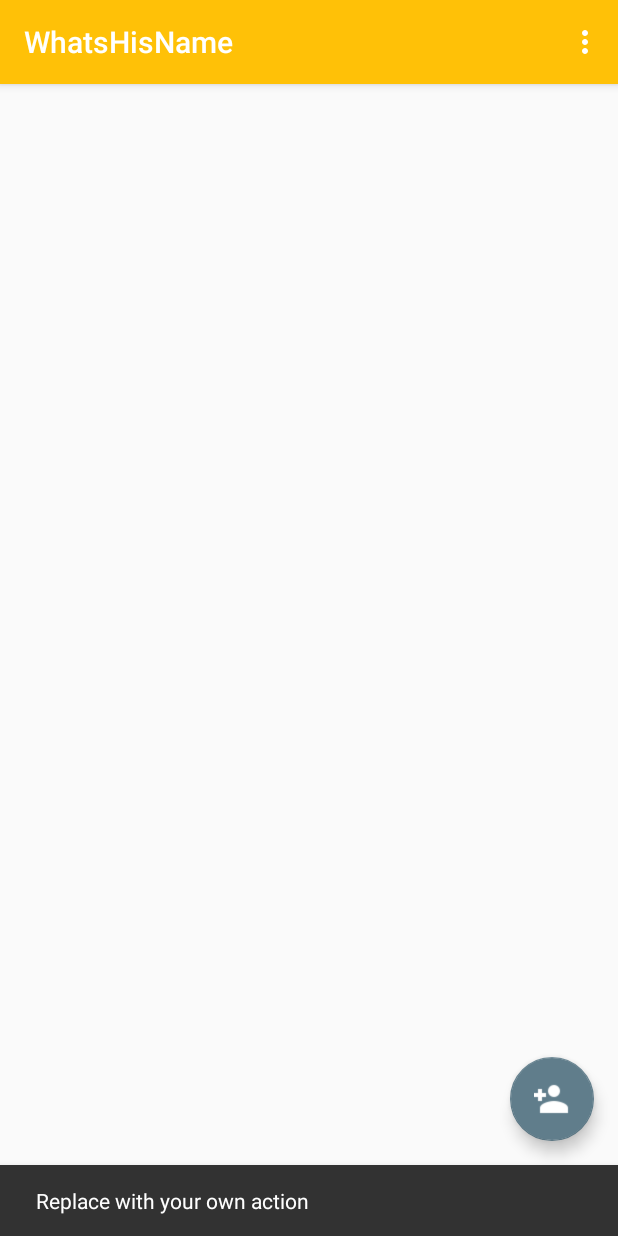
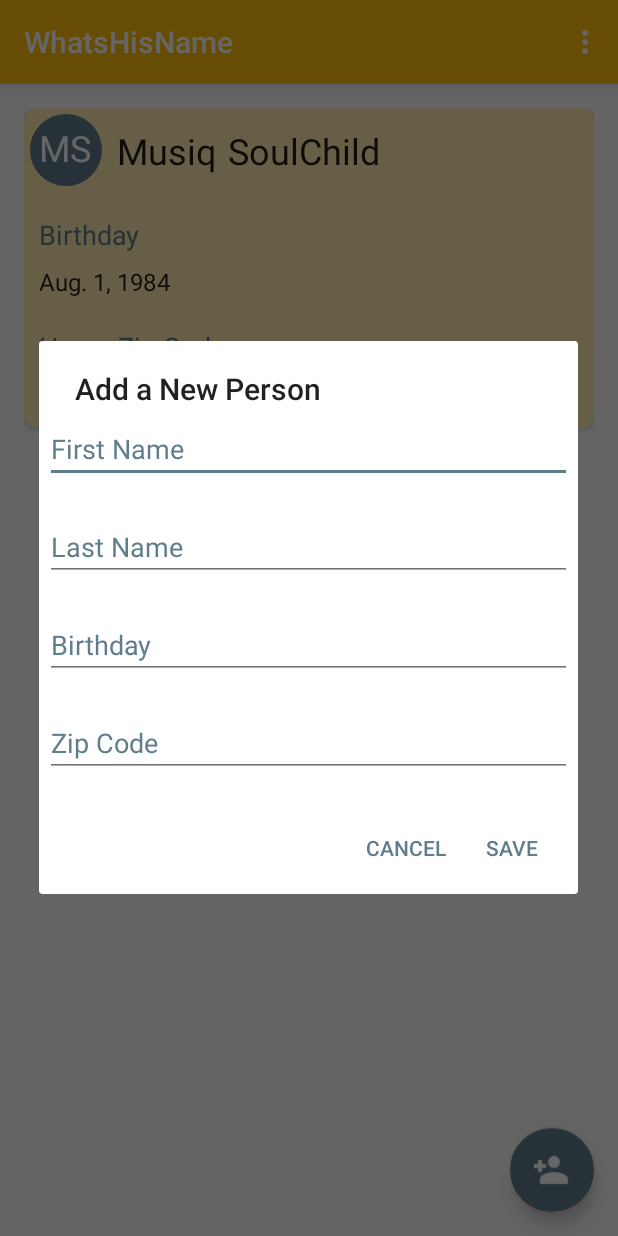
Before and after one commit to sandroiddev/WhatsHisNameAgain, an Android app: the screen it shows after launch (MainActivity), after a tap on an icon or button, on a phone screen of 412 x 824 dp. Run offline under Robolectric (Android 15) with nearby library versions, the phone set to English and light mode, and no system bars; libraries missing offline, so code that uses them is left out: com.firebase.client; 1 statement that could not run was skipped.

Commit message:
Person Display
RV and Adapter started
Dialog Fragment to add new users started
Cosmetic tweaks

```diff
--- a/MyApplication/app/build.gradle
+++ b/MyApplication/app/build.gradle
@@ -17,6 +17,11 @@ android {
             proguardFiles getDefaultProguardFile('proguard-android.txt'), 'proguard-rules.pro'
         }
     }
+    packagingOptions {
+        exclude 'META-INF/LICENSE'
+        exclude 'META-INF/LICENSE-FIREBASE.txt'
+        exclude 'META-INF/NOTICE'
+    }
 }
 
 dependencies {
@@ -26,4 +31,5 @@ dependencies {
     compile 'com.android.support:design:23.1.1'
     compile 'com.android.support:cardview-v7:23.0.+'
     compile 'com.android.support:recyclerview-v7:23.0.+'
+    compile 'com.firebase:firebase-client-android:2.5.0+'
 }
--- a/MyApplication/app/src/main/java/sanstormsolutions/com/whatshisname/activities/MainActivity.java
+++ b/MyApplication/app/src/main/java/sanstormsolutions/com/whatshisname/activities/MainActivity.java
@@ -1,19 +1,39 @@
 package sanstormsolutions.com.whatshisname.activities;
 
+import android.app.Dialog;
+import android.content.DialogInterface;
 import android.os.Bundle;
 import android.support.design.widget.FloatingActionButton;
-import android.support.design.widget.Snackbar;
+import android.support.v4.app.DialogFragment;
+import android.support.v7.app.AlertDialog;
 import android.support.v7.app.AppCompatActivity;
+import android.support.v7.widget.DefaultItemAnimator;
+import android.support.v7.widget.LinearLayoutManager;
+import android.support.v7.widget.RecyclerView;
 import android.support.v7.widget.Toolbar;
-import android.view.View;
+import android.view.LayoutInflater;
 import android.view.Menu;
 import android.view.MenuItem;
+import android.view.View;
+
+import com.firebase.client.Firebase;
+
+import java.util.ArrayList;
+import java.util.List;
 
 import sanstormsolutions.com.whatshisname.R;
+import sanstormsolutions.com.whatshisname.adapters.PeopleAdapter;
+import sanstormsolutions.com.whatshisname.models.People;
 
 public class MainActivity extends AppCompatActivity {
+    public static final String FIREBASE_URL = "https://whatshisnameagain.firebaseio.com"; //Firebase base URL
 
+    //Vars
     private FloatingActionButton mFab = null;
+    private Firebase mFirebase;
+    private RecyclerView mPeopleRecyclerView = null;
+    private PeopleAdapter mPeopleAdapter = null;
+    private List<People> mPeopleList = null;
 
     @Override
     protected void onCreate(Bundle savedInstanceState) {
@@ -54,14 +74,90 @@ public class MainActivity extends AppCompatActivity {
      */
     private void setupViews() {
 
+        mPeopleList = new ArrayList<>();
+
+        //Sample Data before Firebase
+        People me = new People();
+        me.setFirstName("Ron");
+        me.setLastName("Burgandy");
+        me.setBirthday("Feb. 11, 2016");
+        me.setZipCode("75002");
+        mPeopleList.add(me);
+        People me2 = new People();
+        me.setFirstName("Garth");
+        me.setLastName("Brooks");
+        me.setBirthday("Mar. 15, 1978");
+        me.setZipCode("90210");
+        mPeopleList.add(me2);
+        People me3 = new People();
+        me.setFirstName("Musiq");
+        me.setLastName("SoulChild");
+        me.setBirthday("Aug. 1, 1984");
+        me.setZipCode("48226");
+        mPeopleList.add(me3);
+
+        mPeopleAdapter = new PeopleAdapter(mPeopleList, this, R.layout.listitem_user_display);
+
+        mPeopleRecyclerView = (RecyclerView) findViewById(R.id.content_main_rvContactDisplay);
+        mPeopleRecyclerView.setLayoutManager(new LinearLayoutManager(this,LinearLayoutManager.VERTICAL,false));
+        mPeopleRecyclerView.setItemAnimator(new DefaultItemAnimator());
+        mPeopleRecyclerView.setAdapter(mPeopleAdapter);
+
+
         mFab = (FloatingActionButton) findViewById(R.id.activity_main_fab);
         mFab.setOnClickListener(new View.OnClickListener() {
             @Override
             public void onClick(View v) {
-                Snackbar.make(v, "Replace with your own action", Snackbar.LENGTH_LONG)
-                        .setAction("Action", null).show();
+                /*Snackbar.make(v, "Replace with your own action", Snackbar.LENGTH_LONG)
+                        .setAction("Action", null).show();*/
+                // Launch Add Dialog
+                addNewPerson();
+
             }
         });
 
     }
+
+    public static class addPersonDialogFragment extends DialogFragment {
+        @Override
+        public Dialog onCreateDialog(Bundle savedInstanceState) {
+            AlertDialog.Builder builder;
+            builder = new AlertDialog.Builder(getActivity());
+
+            //Inflater for the custom layout
+            LayoutInflater inflater;
+            inflater = getActivity().getLayoutInflater();
+
+            //Set the Layout for the Dialog
+            builder.setView(inflater.inflate(R.layout.dialog_add_people, null));
+
+            // Set the Message for the Dialog
+            builder.setTitle(getString(R.string.dialog_addNewPerson_headerMsg));
+
+            // Add Save
+            builder.setPositiveButton(getString(R.string.dialog_savePerson), new DialogInterface.OnClickListener() {
+                @Override
+                public void onClick(DialogInterface dialog, int which) {
+                    //Do Something here
+
+                }
+            });
+
+            // Add Cancel
+            builder.setNegativeButton(getString(R.string.dialog_addPerson_cancel), new DialogInterface.OnClickListener() {
+                        @Override
+                        public void onClick(DialogInterface dialog, int which) {
+                            getDialog().cancel();
+                        }
+                    });
+
+
+            return builder.create();
+        }
+
+    }
+    public void addNewPerson(){
+        DialogFragment ad = new addPersonDialogFragment();
+        ad.show(getSupportFragmentManager(), "addPeople");
+    }
 }
--- /dev/null
+++ b/MyApplication/app/src/main/java/sanstormsolutions/com/whatshisname/adapters/PeopleAdapter.java
@@ -0,0 +1,92 @@
+package sanstormsolutions.com.whatshisname.adapters;
+
+import android.content.Context;
+import android.support.v7.widget.RecyclerView;
+import android.view.LayoutInflater;
+import android.view.View;
+import android.view.ViewGroup;
+import android.widget.TextView;
+
+import java.util.List;
+
+import sanstormsolutions.com.whatshisname.R;
+import sanstormsolutions.com.whatshisname.models.People;
+
+/**
+ * Created by jsandersii on 2/11/16.
+ */
+public class PeopleAdapter extends RecyclerView.Adapter<PeopleAdapter.ViewHolder> {
+
+    //Vars
+    private List<People> mPeopleList = null;
+    private Context mContext = null;
+    private int rowLayout;
+
+    //Constructor
+    public PeopleAdapter(List<People> people, Context context, int rowLayout){
+        this.mPeopleList = people;
+        this.mContext = context;
+        this.rowLayout = rowLayout;
+    }
+
+
+    @Override
+    public PeopleAdapter.ViewHolder onCreateViewHolder(ViewGroup parent, int viewType) {
+        View v;
+        v = LayoutInflater.from(parent.getContext()).inflate(rowLayout, parent, false);
+        return new ViewHolder(v);
+    }
+
+    @Override
+    public void onBindViewHolder(PeopleAdapter.ViewHolder holder, int position) {
+        People contacts = mPeopleList.get(position);
+
+        if (mPeopleList != null) {
+
+            holder.mFirstName.setText(contacts.getFirstName());
+            holder.mLastName.setText(contacts.getLastName());
+            holder.mDOB.setText(contacts.getBirthday());
+            holder.mZipCode.setText(contacts.getZipCode());
+            holder.mNameBubble.setText(nameBubbleGenerator(contacts));
+        }
+
+
+    }
+
+    @Override
+    public int getItemCount() {
+        return mPeopleList == null ? 0 : mPeopleList.size();
+    }
+
+    public static class ViewHolder extends RecyclerView.ViewHolder {
+        //Views for the listitem layout
+        protected TextView mFirstName = null;
+        protected TextView mLastName = null;
+        protected TextView mDOB = null;
+        protected TextView mZipCode = null;
+        protected TextView mNameBubble = null;
+
+        public ViewHolder(View itemView) {
+            super(itemView);
+
+            mFirstName = (TextView) itemView.findViewById(R.id.listitem_user_display_txtvFirstName);
+            mLastName = (TextView) itemView.findViewById(R.id.listitem_user_display_txtvLastName);
+            mDOB = (TextView) itemView.findViewById(R.id.listitem_user_display_txtvDOB);
+            mZipCode = (TextView) itemView.findViewById(R.id.listitem_user_display_txtvZipCode);
+            mNameBubble = (TextView) itemView.findViewById(R.id.listitem_user_display_txtvBubble);
+
+
+        }
+    }
+
+    /***
+     * Simple Method to parse the First and Last Name of the contact.
+     * @param contacts This is a People Object that will contain the First/Last Names
+     * @return Trimmed First and Last Name to just their initials.
+     */
+    protected String nameBubbleGenerator(People contacts){
+        String initials;
+        initials = contacts.getFirstName().substring(0,1)+contacts.getLastName().substring(0,1);
+        return initials;
+    }
+}
--- a/MyApplication/app/src/main/java/sanstormsolutions/com/whatshisname/models/People.java
+++ b/MyApplication/app/src/main/java/sanstormsolutions/com/whatshisname/models/People.java
@@ -10,7 +10,7 @@ public class People {
     private String firstName = null; //First Name of the person
     private String lastName = null; // Last Name of the person
     private String birthday = null; // DOB of the person
-    private int zipCode; // Home Zip Code of the person
+    private String zipCode; // Home Zip Code of the person
 
     //Default Constructor for firebase object mapping.
     public People(){
@@ -44,11 +44,11 @@ public class People {
         this.birthday = birthday;
     }
 
-    public int getZipCode() {
+    public String getZipCode() {
         return zipCode;
     }
 
-    public void setZipCode(int zipCode) {
+    public void setZipCode(String zipCode) {
         this.zipCode = zipCode;
     }
 }
--- /dev/null
+++ b/MyApplication/app/src/main/res/layout/dialog_add_people.xml
@@ -0,0 +1,67 @@
+<?xml version="1.0" encoding="utf-8"?>
+<LinearLayout xmlns:android="http://schemas.android.com/apk/res/android"
+    android:layout_width="match_parent"
+    android:layout_height="match_parent"
+    android:orientation="vertical"
+    android:theme="@style/Primary">
+
+    <EditText
+        android:id="@+id/activity_add_people_edtxFirstName"
+        android:layout_width="match_parent"
+        android:layout_height="wrap_content"
+        android:layout_marginTop="4dp"
+        android:layout_marginLeft="4dp"
+        android:layout_marginRight="4dp"
+        android:layout_marginBottom="16dp"
+        android:hint="First Name"
+        android:elegantTextHeight="true"
+        android:inputType="textPersonName"
+        android:textColor="@color/colorAccent"
+        android:textColorHint="@color/colorAccent" />
+
+    <EditText
+        android:id="@+id/activity_add_people_edtxLastName"
+        android:layout_width="match_parent"
+        android:layout_height="wrap_content"
+        android:layout_marginTop="4dp"
+        android:layout_marginLeft="4dp"
+        android:layout_marginRight="4dp"
+        android:layout_marginBottom="16dp"
+        android:hint="Last Name"
+        android:textColor="@color/colorAccent"
+        android:textColorHint="@color/colorAccent"
+        android:elegantTextHeight="true" />
+
+    <EditText
+        android:id="@+id/activity_add_people_edtxBirthday"
+        android:layout_width="match_parent"
+        android:layout_height="wrap_content"
+        android:layout_marginTop="4dp"
+        android:layout_marginLeft="4dp"
+        android:layout_marginRight="4dp"
+        android:layout_marginBottom="16dp"
+        android:hint="Birthday"
+        android:inputType="date"
+        android:textColor="@color/colorAccent"
+        android:textColorHint="@color/colorAccent"
+        android:maxLines="1"
+        android:elegantTextHeight="true" />
+
+    <EditText
+        android:id="@+id/activity_add_people_edtxZipCode"
+        android:layout_width="match_parent"
+        android:layout_height="wrap_content"
+        android:layout_marginTop="4dp"
+        android:layout_marginLeft="4dp"
+        android:layout_marginRight="4dp"
+        android:layout_marginBottom="16dp"
+        android:hint="Zip Code"
+        android:inputType="number"
+        android:elegantTextHeight="true"
+        android:lines="1"
+        android:maxLength="5"
+        android:textColor="@color/colorAccent"
+        android:textColorHint="@color/colorAccent" />
+
+
+</LinearLayout>
--- a/MyApplication/app/src/main/res/layout/listitem_user_display.xml
+++ b/MyApplication/app/src/main/res/layout/listitem_user_display.xml
@@ -2,12 +2,16 @@
 <LinearLayout xmlns:android="http://schemas.android.com/apk/res/android"
     android:layout_width="match_parent"
     android:layout_height="match_parent"
+    xmlns:app="http://schemas.android.com/apk/res-auto"
     android:orientation="vertical">
 
     <android.support.v7.widget.CardView
         android:id="@+id/listitem_user_display_cvMain"
         android:layout_width="match_parent"
-        android:layout_height="wrap_content">
+        android:layout_height="wrap_content"
+        android:layout_marginBottom="10dp"
+        app:cardBackgroundColor="@color/primary_light"
+        app:cardCornerRadius="8dp">
 
         <RelativeLayout
             android:id="@+id/listitem_user_display_rlContent"
@@ -18,6 +22,8 @@
                 android:id="@+id/listitem_user_display_imgvUserPhoto"
                 android:layout_width="wrap_content"
                 android:layout_height="wrap_content"
+                android:layout_marginTop="4dp"
+                android:layout_marginLeft="4dp"
                 android:scaleType="centerCrop"
                 android:src="@drawable/circle_image"/>
 
@@ -56,7 +62,7 @@
                 android:layout_width="wrap_content"
                 android:layout_height="wrap_content"
                 android:layout_below="@+id/listitem_user_display_imgvUserPhoto"
-                android:layout_marginTop="10dp"
+                android:layout_marginTop="20dp"
                 android:layout_marginLeft="10dp"
                 android:text="@string/listitem_user_display_birthday"
                 style="@android:style/TextAppearance.Material.Medium"
@@ -90,6 +96,7 @@
                 android:layout_below="@+id/listitem_user_display_txtvHomeAddy"
                 android:layout_marginTop="10dp"
                 android:layout_marginLeft="10dp"
+                android:layout_marginBottom="10dp"
                 android:text="@string/lisitem_user_display_zipCode"
                 style="@android:style/TextAppearance.Material.Subhead" />
 
--- a/MyApplication/app/src/main/res/values-v21/styles.xml
+++ b/MyApplication/app/src/main/res/values-v21/styles.xml
@@ -6,4 +6,8 @@
         <item name="android:windowDrawsSystemBarBackgrounds">true</item>
         <item name="android:statusBarColor">@android:color/transparent</item>
     </style>
+
+    <style name="AlertDialogCustom" parent="AlertDialog.AppCompat.Light">
+        <item name="android:colorAccent">@color/colorAccent</item>
+    </style>
 </resources>
--- a/MyApplication/app/src/main/res/values/strings.xml
+++ b/MyApplication/app/src/main/res/values/strings.xml
@@ -9,4 +9,7 @@
     <string name="listitem_user_display_home_zip_code">Home Zip Code</string>
     <string name="lisitem_user_display_textBubble">JS</string>
     <string name="content_main_noContacts">Don\'t be sad! Just add more Contacts!</string>
+    <string name="dialog_addNewPerson_headerMsg">Add a New Person</string>
+    <string name="dialog_savePerson">Save</string>
+    <string name="dialog_addPerson_cancel">Cancel</string>
 </resources>
--- a/MyApplication/app/src/main/res/values/styles.xml
+++ b/MyApplication/app/src/main/res/values/styles.xml
@@ -6,6 +6,7 @@
         <item name="colorPrimary">@color/colorPrimary</item>
         <item name="colorPrimaryDark">@color/colorPrimaryDark</item>
         <item name="colorAccent">@color/colorAccent</item>
+        <item name="android:alertDialogTheme">@style/AlertDialogCustom</item>
     </style>
 
     <style name="AppTheme.NoActionBar">
```
